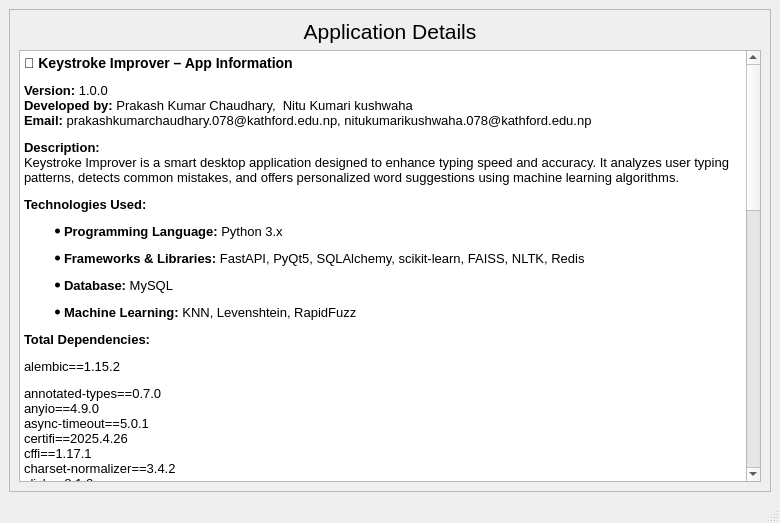
First picture: the form in ui/appDetails.ui, repository Prakash5209/typing_tutor, before the edit.
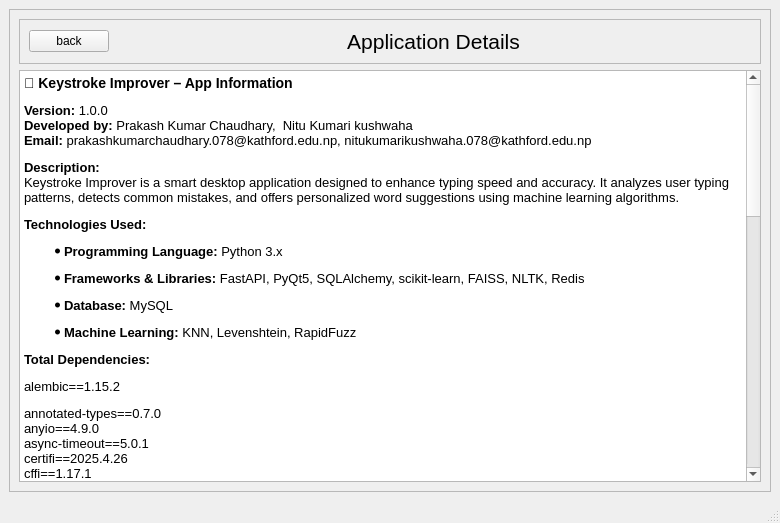
Second picture: the form after the edit.

Commit message: back to account button added

Patch:
```diff
--- a/ui/appDetails.ui
+++ b/ui/appDetails.ui
@@ -25,6 +25,35 @@
       </property>
       <layout class="QGridLayout" name="gridLayout">
        <item row="0" column="0">
+        <widget class="QFrame" name="frame_2">
+         <property name="frameShape">
+          <enum>QFrame::StyledPanel</enum>
+         </property>
+         <property name="frameShadow">
+          <enum>QFrame::Raised</enum>
+         </property>
+         <layout class="QGridLayout" name="gridLayout_3">
+          <item row="0" column="0">
+           <widget class="QPushButton" name="backaccount">
+            <property name="text">
+             <string>back</string>
+            </property>
+           </widget>
+          </item>
+          <item row="0" column="1">
+           <spacer name="horizontalSpacer">
+            <property name="orientation">
+             <enum>Qt::Horizontal</enum>
+            </property>
+            <property name="sizeHint" stdset="0">
+             <size>
+              <width>228</width>
+              <height>20</height>
+             </size>
+            </property>
+           </spacer>
+          </item>
+          <item row="0" column="2">
         <widget class="QLabel" name="app_detail">
          <property name="font">
           <font>
@@ -37,6 +66,22 @@
          <property name="alignment">
           <set>Qt::AlignCenter</set>
          </property>
+           </widget>
+          </item>
+          <item row="0" column="3">
+           <spacer name="horizontalSpacer_2">
+            <property name="orientation">
+             <enum>Qt::Horizontal</enum>
+            </property>
+            <property name="sizeHint" stdset="0">
+             <size>
+              <width>213</width>
+              <height>20</height>
+             </size>
+            </property>
+           </spacer>
+          </item>
+         </layout>
         </widget>
        </item>
        <item row="1" column="0">
```
Lines whose indentation alone changed are shown as unchanged.
